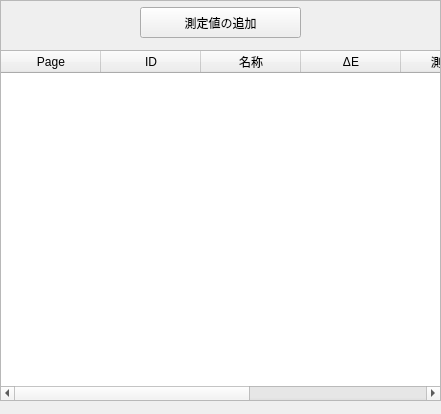
Old version of the form GUI/ShowColorDifferenceResultList/ShowColorDifferenceResultListForm.ui in the repository OpenAA-Project/OpenAA-Inspection.
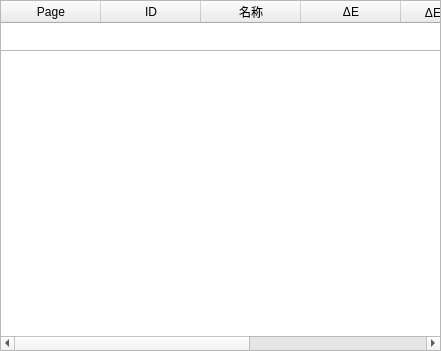
New version of the form. Custom widgets are drawn as their Qt base class.

```diff
--- a/GUI/ShowColorDifferenceResultList/ShowColorDifferenceResultListForm.ui
+++ b/GUI/ShowColorDifferenceResultList/ShowColorDifferenceResultListForm.ui
@@ -7,7 +7,7 @@
     <x>0</x>
     <y>0</y>
     <width>441</width>
-    <height>414</height>
+    <height>351</height>
    </rect>
   </property>
   <property name="windowTitle">
@@ -17,11 +17,20 @@
    <property name="geometry">
     <rect>
      <x>0</x>
-     <y>50</y>
+     <y>0</y>
      <width>441</width>
      <height>351</height>
     </rect>
    </property>
+   <property name="autoFillBackground">
+    <bool>true</bool>
+   </property>
+   <property name="selectionMode">
+    <enum>QAbstractItemView::SelectionMode::SingleSelection</enum>
+   </property>
+   <property name="selectionBehavior">
+    <enum>QAbstractItemView::SelectionBehavior::SelectRows</enum>
+   </property>
    <column>
     <property name="text">
      <string>Page</string>
@@ -44,7 +53,7 @@
    </column>
    <column>
     <property name="text">
-     <string>測定ΔE</string>
+     <string>ΔE補正値</string>
     </property>
    </column>
    <column>
@@ -54,7 +63,7 @@
    </column>
    <column>
     <property name="text">
-     <string>測定濃度</string>
+     <string>濃度補正値</string>
     </property>
    </column>
   </widget>
@@ -73,19 +82,6 @@
    <property name="frameShadow">
     <enum>QFrame::Shadow::Raised</enum>
    </property>
-   <widget class="QPushButton" name="pushButtonAddMeasure">
-    <property name="geometry">
-     <rect>
-      <x>140</x>
-      <y>7</y>
-      <width>161</width>
-      <height>31</height>
-     </rect>
-    </property>
-    <property name="text">
-     <string>測定値の追加</string>
-    </property>
-   </widget>
   </widget>
  </widget>
  <customwidgets>
```
